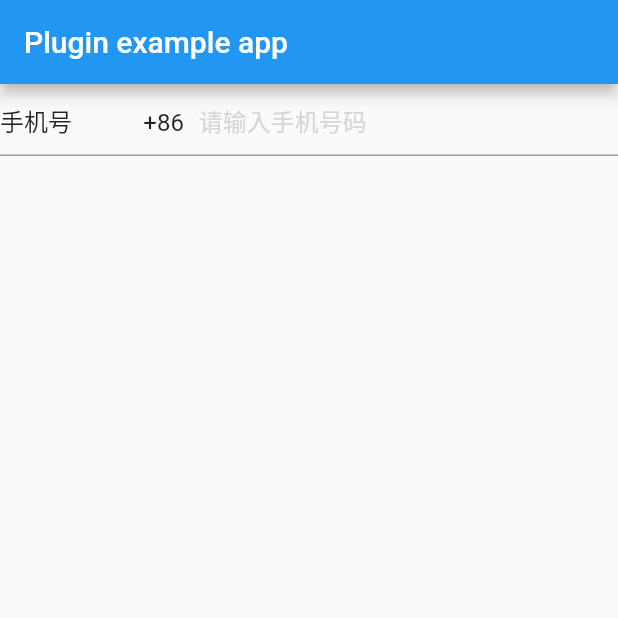
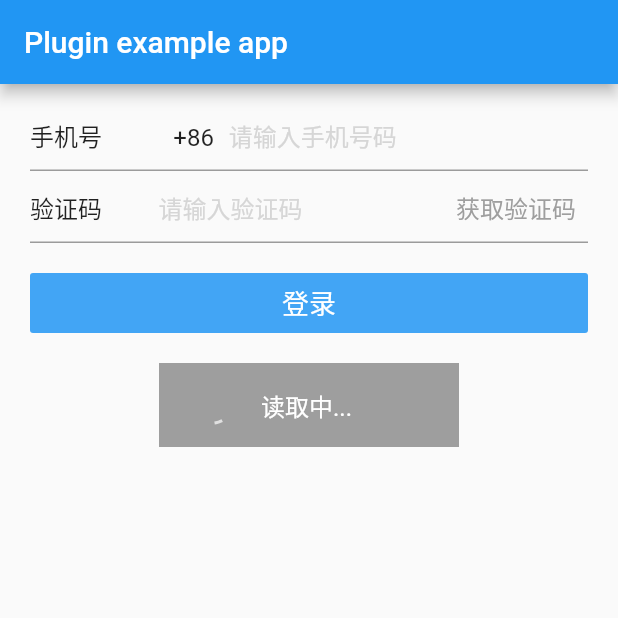
Before and after one commit to AumarcoSt/forest_login, a Flutter app: the screen it shows after launch, on a phone screen of 412 x 824 dp, the top half of it. Run offline on Flutter 3.47's test engine with Material 2 defaults, Android fonts, the phone set to English and light mode, and no system bars; our stand-ins replace fluttertoast.

```diff
--- a/lib/sms_login_page.dart
+++ b/lib/sms_login_page.dart
@@ -1,5 +1,8 @@
 import 'package:flutter/material.dart';
 import 'package:forest_login/widgets/phone_field.dart';
+import 'package:forest_login/widgets/sms_field.dart';
+import 'package:forest_login/widgets/login_button.dart';
+import 'package:forest_login/widgets/loadingTip.dart';
 
 class SmsLoginPage extends StatefulWidget {
   static const routeName = '/smsLogin';
@@ -9,22 +12,41 @@ class SmsLoginPage extends StatefulWidget {
 }
 
 class SmsLoginPageState extends State<SmsLoginPage> {
-  String phoneNumber;
+  String _phoneNumber;
+
+  _checkPhoneNumber(val) {
+    setState(() {
+      _phoneNumber = val.length >= 11 ? val : '';
+    });
+  }
 
   @override
   Widget build(BuildContext context) {
     return SingleChildScrollView(
       reverse: true,
+      child: Padding(
+        padding: EdgeInsets.fromLTRB(20, 10, 20, 20),
         child: Column(
           crossAxisAlignment: CrossAxisAlignment.start,
           children: <Widget>[
             PhoneField(
               onChanged: (value){
-              //TODO: VoidCallback
-              print('phoneField ===> $value');
+                ////print('phoneField ===> $value');
+                _checkPhoneNumber(value);
               }
+            ),
+            SmsCodeField(
+              phoneNumber: _phoneNumber,
+              onChanged: (value){
+
+              }
+            ),
+            LoginButton(
+              loginForm: (){},
+            ),
+            LoadingTip()
+          ],
         )
-        ],
       )
     );
   }
--- /dev/null
+++ b/lib/widgets/loadingTip.dart
@@ -0,0 +1,35 @@
+
+
+import 'package:flutter/material.dart';
+
+class LoadingTip extends StatelessWidget {
+  const LoadingTip({Key key}) : super(key: key);
+
+  @override
+  Widget build(BuildContext context) {
+    return Center(
+      child: Container(
+        padding: EdgeInsets.fromLTRB(24, 16, 10, 16),
+        width: 200,
+        // height: 40,
+        color: Colors.grey[500],
+        child: Row(
+          mainAxisSize: MainAxisSize.min,
+          children: <Widget>[
+            SizedBox(
+              width: 24,
+              height: 24,
+              child: CircularProgressIndicator(
+                strokeWidth: 2.0,
+                backgroundColor: Colors.grey[500],
+                valueColor: AlwaysStoppedAnimation<Color>(Colors.grey[300])
+              )
+            ),
+            SizedBox(width:20),
+            Text('读取中...',style:TextStyle(fontSize:16,color: Colors.white))
+          ],
+        ),
+      )
+    );
+  }
+}
--- /dev/null
+++ b/lib/widgets/login_button.dart
@@ -0,0 +1,34 @@
+
+
+import 'package:flutter/material.dart';
+
+class LoginButton extends StatefulWidget {
+  final Function loginForm;
+
+  LoginButton({
+    @required this.loginForm
+  });
+
+  @override
+  LoginButtonState createState() => LoginButtonState();
+}
+
+class LoginButtonState extends State<LoginButton> {
+
+  @override
+  Widget build(BuildContext context) {
+    return Container(
+      width: 1000,
+      height: 40,
+      margin: EdgeInsets.fromLTRB(0, 20, 0, 20),
+      child: FlatButton(
+        child: Text(
+          '登录',
+          style: TextStyle(color:Colors.white,fontSize:18)
+        ),
+        color: Colors.blue[400],
+        onPressed: widget.loginForm
+      )
+    );
+  }
+}
--- a/lib/widgets/sms_field.dart
+++ b/lib/widgets/sms_field.dart
@@ -1 +1,60 @@
+import 'package:flutter/material.dart';
+import 'package:fluttertoast/fluttertoast.dart';
+import 'package:forest_login/utils/countdown.dart';
+
 /// 验证码输入框
+///
+
+class SmsCodeField extends StatefulWidget {
+  final Function(String) onChanged;
+  final VoidCallback callBack;
+  final String phoneNumber;
+
+  SmsCodeField({
+    @required this.phoneNumber,
+    @required this.onChanged,
+    this.callBack
+  });
+
+  @override
+  SmsCodeFieldState createState() => SmsCodeFieldState();
+}
+
+class SmsCodeFieldState extends State<SmsCodeField> {
+
+  FocusNode focusNodeSmsCode = new FocusNode();
+
+  @override
+  Widget build(BuildContext context) {
+    return TextField(
+      decoration: InputDecoration(
+        prefixIcon: Container(
+          padding: EdgeInsets.fromLTRB(0, 12, 10, 0),
+          child: Text('验证码       ', style: TextStyle(fontSize:16))
+        ),
+        hintText: '请输入验证码',
+        hintStyle: TextStyle(color: Colors.grey[350]),
+        suffixIcon: Container(
+          padding: EdgeInsets.only(top: 12),
+          child: widget.phoneNumber == null || widget.phoneNumber == ''
+            ? GestureDetector(
+                child: Container(
+                  padding: EdgeInsets.fromLTRB(0, 0, 8, 0),
+                  child: Text('获取验证码', style: TextStyle(color: Colors.grey[500], fontSize:16.0))
+                ),
+                onTap: (){
+                  Fluttertoast.showToast(msg: "请输入11位有效手机号码");
+                }
+              )
+            : LoginFormCode(
+                countdown: 60,
+                available: true,
+                onTapCallback: widget.callBack,
+              )
+        ),
+      ),
+      focusNode: focusNodeSmsCode,
+      onChanged: widget.onChanged,
+    );
+  }
+}
--- a/pubspec.yaml
+++ b/pubspec.yaml
@@ -10,6 +10,7 @@ environment:
 dependencies:
   flutter:
     sdk: flutter
+  fluttertoast: ^3.0.3
 
 dev_dependencies:
   flutter_test:
```
Also changed, not shown: lib/utils/countdown.dart (added, +115 -0 lines), example/pubspec.lock, pubspec.lock. Lines whose indentation alone changed are shown as unchanged.
